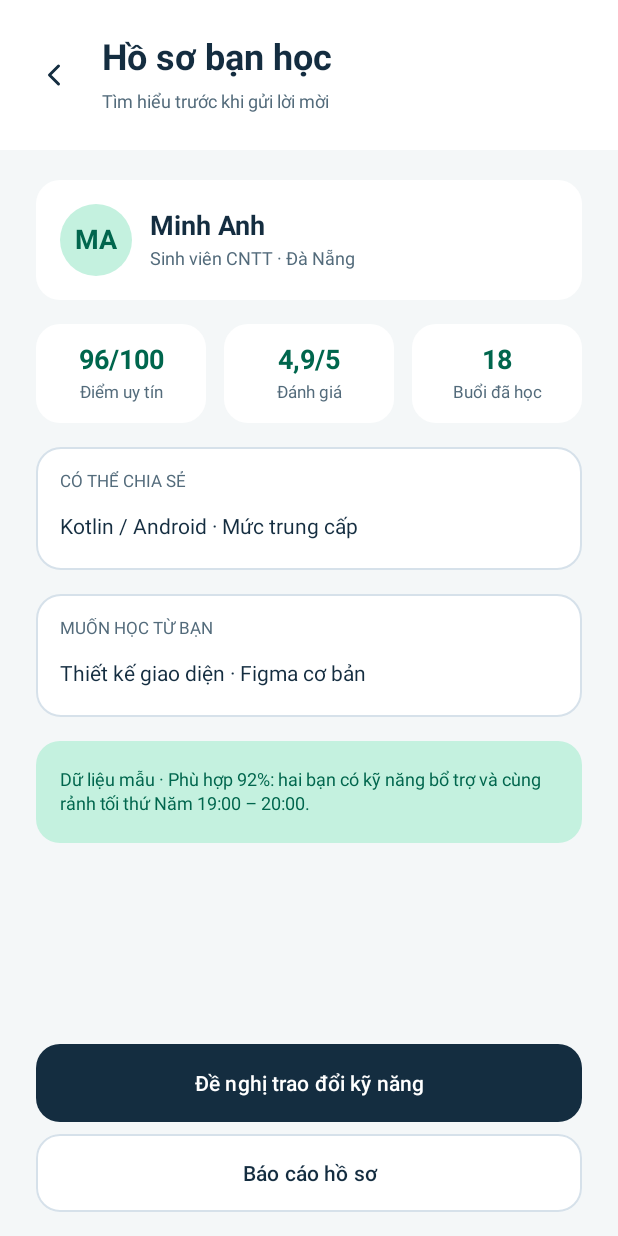
After one commit to HuynhNAnh/Co-Study, an Android app: the PartnerProfileActivity screen opened directly, with no data from a screen before it, on a phone screen of 412 x 824 dp. The commit adds this screen. Run offline under Robolectric (Android 15) with nearby library versions, the phone set to English and light mode, and no system bars.

Commit message:
Xây dựng màn hình hồ sơ bạn học Minh Anh

```diff
--- a/app/src/main/AndroidManifest.xml
+++ b/app/src/main/AndroidManifest.xml
@@ -51,6 +51,9 @@
             android:name=".feature.learner.ui.discovery.MatchFiltersActivity"
             android:exported="false"
             android:windowSoftInputMode="adjustResize" />
+        <activity
+            android:name=".feature.learner.ui.profile.PartnerProfileActivity"
+            android:exported="false" />
     </application>
 
 </manifest>
--- /dev/null
+++ b/app/src/main/java/com/ute/co_study/feature/learner/ui/profile/PartnerProfileActivity.kt
@@ -0,0 +1,22 @@
+package com.ute.co_study.feature.learner.ui.profile
+
+import android.os.Bundle
+import androidx.appcompat.app.AppCompatActivity
+import androidx.core.view.ViewCompat
+import com.ute.co_study.databinding.ActivityPartnerProfileBinding
+import com.ute.co_study.feature.auth.ui.applyAuthInsets
+import com.ute.co_study.feature.learner.ui.showLearnerFeatureUnavailable
+
+class PartnerProfileActivity : AppCompatActivity() {
+    override fun onCreate(savedInstanceState: Bundle?) {
+        super.onCreate(savedInstanceState)
+        val binding = ActivityPartnerProfileBinding.inflate(layoutInflater)
+        setContentView(binding.root)
+        applyAuthInsets(binding.root, binding.statusBarSpace)
+        ViewCompat.setAccessibilityHeading(binding.screenTitle, true)
+        ViewCompat.setAccessibilityHeading(binding.partnerName, true)
+
+        binding.backButton.setOnClickListener { finish() }
+        showLearnerFeatureUnavailable(binding.exchangeButton, binding.reportButton)
+    }
+}
--- /dev/null
+++ b/app/src/main/res/layout/activity_partner_profile.xml
@@ -0,0 +1,223 @@
+<?xml version="1.0" encoding="utf-8"?>
+<LinearLayout xmlns:android="http://schemas.android.com/apk/res/android"
+    xmlns:app="http://schemas.android.com/apk/res-auto"
+    android:layout_width="match_parent"
+    android:layout_height="match_parent"
+    android:orientation="vertical">
+
+    <View
+        android:id="@+id/status_bar_space"
+        android:layout_width="match_parent"
+        android:layout_height="0dp"
+        android:background="@color/white"
+        android:importantForAccessibility="no" />
+
+    <ScrollView
+        android:layout_width="match_parent"
+        android:layout_height="match_parent"
+        android:fillViewport="true">
+
+        <LinearLayout
+            android:layout_width="match_parent"
+            android:layout_height="wrap_content"
+            android:orientation="vertical">
+
+            <LinearLayout
+                style="@style/Widget.CoStudy.Auth.Header"
+                android:gravity="center_vertical"
+                android:orientation="horizontal"
+                android:paddingStart="@dimen/co_study_space_12"
+                android:paddingEnd="@dimen/co_study_space_24"
+                android:paddingTop="@dimen/co_study_space_16"
+                android:paddingBottom="@dimen/co_study_space_16">
+
+                <androidx.appcompat.widget.AppCompatImageButton
+                    android:id="@+id/back_button"
+                    android:layout_width="48dp"
+                    android:layout_height="48dp"
+                    android:background="?attr/selectableItemBackgroundBorderless"
+                    android:contentDescription="@string/auth_back"
+                    app:srcCompat="@drawable/ic_back"
+                    app:tint="@color/co_study_ink" />
+
+                <LinearLayout
+                    android:layout_width="0dp"
+                    android:layout_height="wrap_content"
+                    android:layout_marginStart="@dimen/co_study_space_8"
+                    android:layout_weight="1"
+                    android:orientation="vertical">
+
+                    <TextView
+                        style="@style/TextAppearance.CoStudy.Title"
+                        android:id="@+id/screen_title"
+                        android:text="@string/partner_profile_title" />
+
+                    <TextView
+                        style="@style/TextAppearance.CoStudy.Subtitle"
+                        android:layout_marginTop="@dimen/co_study_space_8"
+                        android:text="@string/partner_profile_subtitle" />
+                </LinearLayout>
+            </LinearLayout>
+
+            <LinearLayout
+                style="@style/Widget.CoStudy.Auth.Card"
+                android:layout_marginTop="@dimen/co_study_space_20"
+                android:background="@drawable/bg_co_study_card"
+                android:gravity="center_vertical"
+                android:minHeight="80dp"
+                android:orientation="horizontal">
+
+                <TextView
+                    style="@style/TextAppearance.CoStudy.Title"
+                    android:layout_width="48dp"
+                    android:layout_height="48dp"
+                    android:background="@drawable/bg_co_study_mint_circle"
+                    android:gravity="center"
+                    android:importantForAccessibility="no"
+                    android:text="@string/home_suggested_initials"
+                    android:textColor="@color/co_study_green"
+                    android:textSize="18sp" />
+
+                <LinearLayout
+                    android:layout_width="0dp"
+                    android:layout_height="wrap_content"
+                    android:layout_marginStart="@dimen/co_study_space_12"
+                    android:layout_weight="1"
+                    android:orientation="vertical">
+
+                    <TextView
+                        android:id="@+id/partner_name"
+                        style="@style/TextAppearance.CoStudy.Title"
+                        android:text="@string/home_suggested_name"
+                        android:textSize="18sp" />
+
+                    <TextView
+                        style="@style/TextAppearance.CoStudy.Subtitle"
+                        android:layout_marginTop="@dimen/co_study_space_4"
+                        android:text="@string/partner_profile_bio" />
+                </LinearLayout>
+            </LinearLayout>
+
+            <LinearLayout
+                android:layout_width="match_parent"
+                android:layout_height="wrap_content"
+                android:layout_marginStart="@dimen/co_study_space_24"
+                android:layout_marginEnd="@dimen/co_study_space_24"
+                android:layout_marginTop="@dimen/co_study_space_16"
+                android:orientation="horizontal">
+
+                <LinearLayout style="@style/Widget.CoStudy.PartnerProfile.Metric">
+
+                    <TextView
+                        style="@style/TextAppearance.CoStudy.Title"
+                        android:gravity="center"
+                        android:text="@string/partner_profile_trust_value"
+                        android:textColor="@color/co_study_green"
+                        android:textSize="18sp" />
+
+                    <TextView
+                        style="@style/TextAppearance.CoStudy.Subtitle"
+                        android:layout_marginTop="@dimen/co_study_space_4"
+                        android:gravity="center"
+                        android:text="@string/partner_profile_trust_label"
+                        android:textSize="11sp" />
+                </LinearLayout>
+
+                <LinearLayout
+                    style="@style/Widget.CoStudy.PartnerProfile.Metric"
+                    android:layout_marginStart="@dimen/co_study_space_12">
+
+                    <TextView
+                        style="@style/TextAppearance.CoStudy.Title"
+                        android:gravity="center"
+                        android:text="@string/partner_profile_rating_value"
+                        android:textColor="@color/co_study_green"
+                        android:textSize="18sp" />
+
+                    <TextView
+                        style="@style/TextAppearance.CoStudy.Subtitle"
+                        android:layout_marginTop="@dimen/co_study_space_4"
+                        android:gravity="center"
+                        android:text="@string/partner_profile_rating_label"
+                        android:textSize="11sp" />
+                </LinearLayout>
+
+                <LinearLayout
+                    style="@style/Widget.CoStudy.PartnerProfile.Metric"
+                    android:layout_marginStart="@dimen/co_study_space_12">
+
+                    <TextView
+                        style="@style/TextAppearance.CoStudy.Title"
+                        android:gravity="center"
+                        android:text="@string/partner_profile_completed_value"
+                        android:textColor="@color/co_study_green"
+                        android:textSize="18sp" />
+
+                    <TextView
+                        style="@style/TextAppearance.CoStudy.Subtitle"
+                        android:layout_marginTop="@dimen/co_study_space_4"
+                        android:gravity="center"
+                        android:text="@string/partner_profile_completed_label"
+                        android:textSize="11sp" />
+                </LinearLayout>
+            </LinearLayout>
+
+            <LinearLayout style="@style/Widget.CoStudy.PartnerProfile.Skill">
+                <TextView
+                    style="@style/TextAppearance.CoStudy.Subtitle"
+                    android:text="@string/partner_profile_share_label"
+                    android:textSize="11sp" />
+
+                <TextView
+                    style="@style/TextAppearance.CoStudy.Body"
+                    android:layout_marginTop="@dimen/co_study_space_16"
+                    android:text="@string/partner_profile_share_value" />
+            </LinearLayout>
+
+            <LinearLayout style="@style/Widget.CoStudy.PartnerProfile.Skill">
+                <TextView
+                    style="@style/TextAppearance.CoStudy.Subtitle"
+                    android:text="@string/partner_profile_learn_label"
+                    android:textSize="11sp" />
+
+                <TextView
+                    style="@style/TextAppearance.CoStudy.Body"
+                    android:layout_marginTop="@dimen/co_study_space_16"
+                    android:text="@string/partner_profile_learn_value" />
+            </LinearLayout>
+
+            <TextView
+                style="@style/TextAppearance.CoStudy.Subtitle"
+                android:layout_marginStart="@dimen/co_study_space_24"
+                android:layout_marginEnd="@dimen/co_study_space_24"
+                android:layout_marginTop="@dimen/co_study_space_16"
+                android:background="@drawable/bg_auth_notice"
+                android:gravity="center_vertical"
+                android:minHeight="68dp"
+                android:padding="@dimen/co_study_space_16"
+                android:text="@string/partner_profile_match"
+                android:textColor="@color/co_study_green" />
+
+            <Space
+                android:layout_width="match_parent"
+                android:layout_height="0dp"
+                android:layout_weight="1" />
+
+            <LinearLayout
+                style="@style/Widget.CoStudy.Auth.Actions"
+                android:layout_marginTop="@dimen/co_study_space_24">
+
+                <com.google.android.material.button.MaterialButton
+                    android:id="@+id/exchange_button"
+                    style="@style/Widget.CoStudy.Button.Primary"
+                    android:text="@string/partner_profile_exchange" />
+
+                <com.google.android.material.button.MaterialButton
+                    android:id="@+id/report_button"
+                    style="@style/Widget.CoStudy.Button.Outlined"
+                    android:layout_marginTop="@dimen/co_study_space_8"
+                    android:text="@string/partner_profile_report" />
+            </LinearLayout>
+        </LinearLayout>
+    </ScrollView>
+</LinearLayout>
--- a/app/src/main/res/values/strings.xml
+++ b/app/src/main/res/values/strings.xml
@@ -116,4 +116,20 @@
     <string name="match_filter_apply">Áp dụng bộ lọc</string>
     <string name="match_filter_separator">" · "</string>
     <string name="match_filter_none">Chưa chọn tiêu chí</string>
+    <string name="partner_profile_title">Hồ sơ bạn học</string>
+    <string name="partner_profile_subtitle">Tìm hiểu trước khi gửi lời mời</string>
+    <string name="partner_profile_bio">Sinh viên CNTT · Đà Nẵng</string>
+    <string name="partner_profile_trust_value">96/100</string>
+    <string name="partner_profile_trust_label">Điểm uy tín</string>
+    <string name="partner_profile_rating_value">4,9/5</string>
+    <string name="partner_profile_rating_label">Đánh giá</string>
+    <string name="partner_profile_completed_value">18</string>
+    <string name="partner_profile_completed_label">Buổi đã học</string>
+    <string name="partner_profile_share_label">CÓ THỂ CHIA SẺ</string>
+    <string name="partner_profile_share_value">Kotlin / Android · Mức trung cấp</string>
+    <string name="partner_profile_learn_label">MUỐN HỌC TỪ BẠN</string>
+    <string name="partner_profile_learn_value">Thiết kế giao diện · Figma cơ bản</string>
+    <string name="partner_profile_match">Dữ liệu mẫu · Phù hợp 92%: hai bạn có kỹ năng bổ trợ và cùng rảnh tối thứ Năm 19:00 – 20:00.</string>
+    <string name="partner_profile_exchange">Đề nghị trao đổi kỹ năng</string>
+    <string name="partner_profile_report">Báo cáo hồ sơ</string>
 </resources>
--- a/app/src/main/res/values/styles.xml
+++ b/app/src/main/res/values/styles.xml
@@ -171,4 +171,19 @@
         <item name="android:textColor">@color/co_study_ink</item>
         <item name="android:textSize">14sp</item>
     </style>
+    <style name="Widget.CoStudy.PartnerProfile.Metric" parent="">
+        <item name="android:layout_width">0dp</item>
+        <item name="android:layout_height">match_parent</item>
+        <item name="android:layout_weight">1</item>
+        <item name="android:background">@drawable/bg_co_study_card</item>
+        <item name="android:gravity">center</item>
+        <item name="android:minHeight">66dp</item>
+        <item name="android:orientation">vertical</item>
+        <item name="android:padding">@dimen/co_study_space_8</item>
+    </style>
+
+    <style name="Widget.CoStudy.PartnerProfile.Skill" parent="Widget.CoStudy.Auth.Card">
+        <item name="android:background">@drawable/bg_auth_field</item>
+        <item name="android:minHeight">82dp</item>
+    </style>
 </resources>
```
